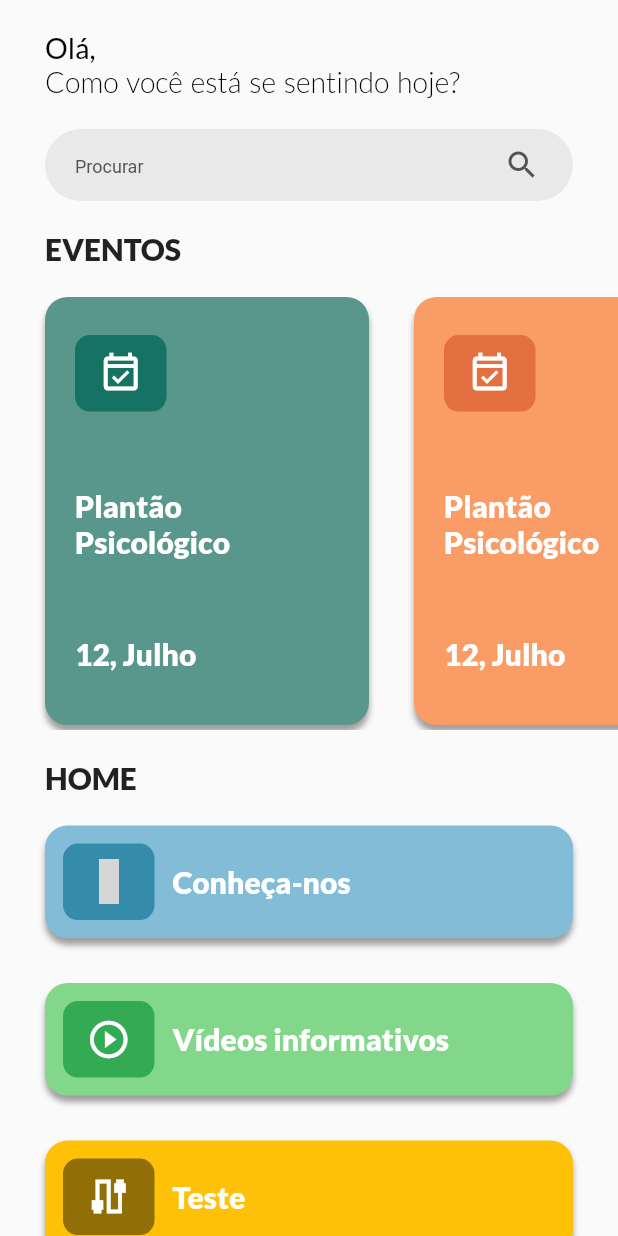
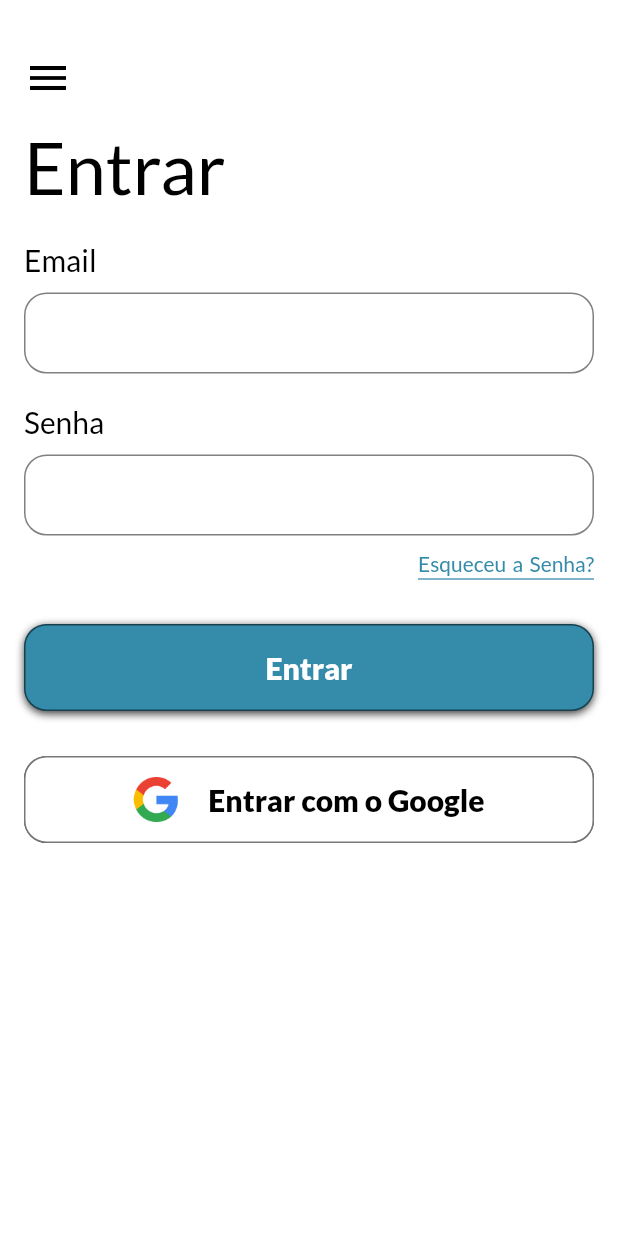
Before and after one commit to jpbrites/Nuceu-App, a Flutter app: the screen it shows after launch, on a phone screen of 412 x 824 dp. Run offline on Flutter 3.47's test engine with Material 2 defaults, Android fonts, the phone set to English and light mode, and no system bars; our stand-ins replace firebase_core, fluttericon, google_fonts; accounts and stored records are empty; grey boxes are pictures that could not be loaded.

Commit message:
interface de login criada

```diff
--- a/lib/main.dart
+++ b/lib/main.dart
@@ -1,6 +1,7 @@
 import 'package:firebase_core/firebase_core.dart';
 import 'package:flutter/material.dart';
 import 'package:nuceu/view/screens/home_screen.dart';
+import 'package:nuceu/view/screens/login_screen.dart';
 
 void main() async {
   WidgetsFlutterBinding.ensureInitialized();
@@ -20,13 +21,15 @@ class MyApp extends StatelessWidget {
   @override
   Widget build(BuildContext context) {
     return MaterialApp(
+      title: 'Nuceu - APP',
       debugShowCheckedModeBanner: false,
       theme: ThemeData(
         sliderTheme:
             SliderThemeData(overlayShape: SliderComponentShape.noOverlay),
       ),
       routes: {
-        '/': (context) => const HomeScreen(),
+        '/': (context) => const LoginScreen(),
+        '/home-screen': (context) => const HomeScreen(),
       },
     );
   }
--- a/lib/themes/themes.dart
+++ b/lib/themes/themes.dart
@@ -3,28 +3,38 @@ import 'package:google_fonts/google_fonts.dart';
 import 'package:flutter/material.dart';
 
 class Themes {
-  static TextStyle homeTitlBold = GoogleFonts.lato(
-    fontSize: 19,
+  static TextStyle latoRegular(double fontsize) {
+    return GoogleFonts.lato(
+      fontSize: fontsize,
       fontWeight: FontWeight.w500,
+      wordSpacing: 1.5,
       color: Colors.black,
     );
-  static TextStyle homeTitle = GoogleFonts.lato(
-    fontSize: 19,
+  }
+
+  static TextStyle latoLight(double fontsize) {
+    return GoogleFonts.lato(
+      fontSize: fontsize,
       fontWeight: FontWeight.w300,
       wordSpacing: 1.5,
       color: Colors.black,
     );
+  }
 
-  static TextStyle latoBold = GoogleFonts.lato(
+  static TextStyle latoExtraBold(double fontsize) {
+    return GoogleFonts.lato(
       fontWeight: FontWeight.w900,
-    fontSize: 20,
+      fontSize: fontsize,
     );
+  }
 
-  static TextStyle latoBoldWhite = GoogleFonts.lato(
+  static TextStyle latoBold(double fontsize) {
+    return GoogleFonts.lato(
       fontWeight: FontWeight.w800,
-    fontSize: 20,
-    color: Colors.white,
+      fontSize: fontsize,
     );
+  }
+
   static EdgeInsets paddingHome =
-      EdgeInsets.symmetric(horizontal: 30, vertical: 20);
+      const EdgeInsets.symmetric(horizontal: 30, vertical: 20);
 }
--- a/lib/view/screens/home_screen.dart
+++ b/lib/view/screens/home_screen.dart
@@ -1,9 +1,9 @@
 import 'package:flutter/material.dart';
 import 'package:fluttericon/elusive_icons.dart';
-import 'package:nuceu/view/widgets/cardhome.dart';
-import 'package:nuceu/view/widgets/pesquisa.dart';
+import 'package:nuceu/view/widgets/home_screen_widgets/cardhome.dart';
+import 'package:nuceu/view/widgets/home_screen_widgets/pesquisa.dart';
 import 'package:nuceu/themes/themes.dart';
-import 'package:nuceu/view/widgets/home_bottom_card.dart';
+import 'package:nuceu/view/widgets/home_screen_widgets/home_bottom_card.dart';
 
 class HomeScreen extends StatefulWidget {
   const HomeScreen({Key? key}) : super(key: key);
@@ -33,11 +33,11 @@ class _HomeScreenState extends State<HomeScreen> {
                 children: [
                   Text(
                     'Olá,',
-                    style: Themes.homeTitlBold,
+                    style: Themes.latoRegular(19),
                   ),
                   Text(
                     'Como você está se sentindo hoje?',
-                    style: Themes.homeTitle,
+                    style: Themes.latoLight(19),
                   ),
                 ],
               ),
@@ -47,7 +47,7 @@ class _HomeScreenState extends State<HomeScreen> {
               padding: Themes.paddingHome,
               child: Text(
                 'EVENTOS',
-                style: Themes.latoBold,
+                style: Themes.latoExtraBold(20),
               ),
             ),
             Container(
@@ -81,7 +81,7 @@ class _HomeScreenState extends State<HomeScreen> {
               padding: Themes.paddingHome,
               child: Text(
                 'HOME',
-                style: Themes.latoBold,
+                style: Themes.latoExtraBold(20),
               ),
             ),
             HomeBottomCard(
--- /dev/null
+++ b/lib/view/screens/login_screen.dart
@@ -0,0 +1,130 @@
+import 'package:flutter/material.dart';
+import 'package:nuceu/themes/themes.dart';
+import 'package:nuceu/view/widgets/Login_screen_widgets/login_colored_button.dart';
+import 'package:nuceu/view/widgets/Login_screen_widgets/login_textfield.dart';
+
+class LoginScreen extends StatefulWidget {
+  const LoginScreen({Key? key}) : super(key: key);
+
+  @override
+  State<LoginScreen> createState() => _LoginScreenState();
+}
+
+class _LoginScreenState extends State<LoginScreen> {
+  final emailController = TextEditingController();
+  final passwordController = TextEditingController();
+
+  @override
+  Widget build(BuildContext context) {
+    return Scaffold(
+      backgroundColor: Colors.white,
+      resizeToAvoidBottomInset: false,
+      body: Padding(
+        padding: const EdgeInsets.all(16.0),
+        child: Column(
+          crossAxisAlignment: CrossAxisAlignment.start,
+          children: [
+            const SizedBox(
+              height: 20,
+            ),
+            IconButton(
+              iconSize: 32,
+              padding: EdgeInsets.zero,
+              constraints: const BoxConstraints(),
+              splashRadius: 20,
+              onPressed: () {},
+              icon: const Icon(
+                Icons.menu,
+                color: Colors.black,
+              ),
+            ),
+            const SizedBox(
+              height: 15,
+            ),
+            Text(
+              'Entrar',
+              style: Themes.latoRegular(48),
+            ),
+            const SizedBox(
+              height: 20,
+            ),
+            Padding(
+              padding: const EdgeInsets.only(bottom: 10),
+              child: Text(
+                'Email',
+                style: Themes.latoRegular(20),
+              ),
+            ),
+            LoginTextField(
+              keyboardType: TextInputType.emailAddress,
+              textController: emailController,
+              obscureText: false,
+              validator: (_) {
+                return null;
+              },
+            ),
+            const SizedBox(
+              height: 20,
+            ),
+            Padding(
+              padding: const EdgeInsets.only(bottom: 10),
+              child: Text(
+                'Senha',
+                style: Themes.latoRegular(20),
+              ),
+            ),
+            LoginTextField(
+              keyboardType: TextInputType.text,
+              textController: passwordController,
+              obscureText: true,
+              validator: (_) {
+                return null;
+              },
+            ),
+            Padding(
+              padding: const EdgeInsets.only(top: 14),
+              child: SizedBox(
+                width: double.infinity,
+                child: Text(
+                  'Esqueceu a Senha?',
+                  textAlign: TextAlign.end,
+                  style: Themes.latoRegular(14).copyWith(
+                    shadows: const [
+                      Shadow(color: Color(0xFF348BAA), offset: Offset(0, -4))
+                    ],
+                    decorationColor: const Color(0xFF348BAA),
+                    decoration: TextDecoration.underline,
+                    color: Colors.transparent,
+                  ),
+                ),
+              ),
+            ),
+            const SizedBox(
+              height: 28,
+            ),
+            LoginColoredButon(
+              onTap: () {},
+              color: const Color(0xFF348BAA),
+              label: 'Entrar',
+              textColor: Colors.white,
+              google: false,
+            ),
+            const SizedBox(
+              height: 30,
+            ),
+            LoginColoredButon(
+              onTap: () {},
+              color: Colors.white,
+              label: 'Entrar com o Google',
+              textColor: Colors.black,
+              google: true,
+            ),
+            const SizedBox(
+              height: 30,
+            ),
+          ],
+        ),
+      ),
+    );
+  }
+}
--- /dev/null
+++ b/lib/view/widgets/Login_screen_widgets/login_colored_button.dart
@@ -0,0 +1,65 @@
+import 'package:flutter/material.dart';
+import 'package:nuceu/themes/themes.dart';
+
+class LoginColoredButon extends StatelessWidget {
+  const LoginColoredButon({
+    Key? key,
+    required this.onTap,
+    required this.color,
+    required this.label,
+    this.width = double.infinity,
+    required this.textColor,
+    required this.google,
+  }) : super(key: key);
+
+  final void Function() onTap;
+  final Color color;
+  final String label;
+  final double width;
+  final Color textColor;
+  final bool google;
+
+  @override
+  Widget build(BuildContext context) {
+    return InkWell(
+      onTap: onTap,
+      child: Container(
+        width: width,
+        height: 58,
+        decoration: BoxDecoration(
+          border: Border.all(color: Colors.black.withOpacity(0.53)),
+          color: color,
+          borderRadius: BorderRadius.circular(15),
+          boxShadow: [
+            !google
+                ? BoxShadow(
+                    color: Colors.black.withOpacity(0.75),
+                    blurRadius: 4,
+                    offset: const Offset(0, 1.5),
+                  )
+                : const BoxShadow(),
+          ],
+        ),
+        child: Center(
+          child: Row(
+            mainAxisAlignment: MainAxisAlignment.center,
+            children: [
+              if (google)
+                Padding(
+                  padding: const EdgeInsets.only(right: 20),
+                  child: Image.asset(
+                    'imagens/google.png',
+                    height: 30,
+                  ),
+                ),
+              Text(
+                label,
+                style: Themes.latoBold(20).copyWith(color: textColor),
+              ),
+            ],
+          ),
+        ),
+      ),
+    );
+  }
+}
--- /dev/null
+++ b/lib/view/widgets/Login_screen_widgets/login_textfield.dart
@@ -0,0 +1,61 @@
+import 'package:flutter/material.dart';
+import 'package:google_fonts/google_fonts.dart';
+import 'package:nuceu/themes/themes.dart';
+
+class LoginTextField extends StatefulWidget {
+  const LoginTextField(
+      {Key? key,
+      required this.textController,
+      required this.obscureText,
+      this.validator,
+      required this.keyboardType})
+      : super(key: key);
+  final TextEditingController textController;
+  final bool obscureText;
+  final String? Function(String?)? validator;
+  final TextInputType keyboardType;
+
+  @override
+  State<LoginTextField> createState() => _LoginTextFieldState();
+}
+
+class _LoginTextFieldState extends State<LoginTextField> {
+  @override
+  Widget build(BuildContext context) {
+    return SizedBox(
+      width: MediaQuery.of(context).size.width,
+      child: TextFormField(
+        controller: widget.textController,
+        obscureText: widget.obscureText,
+        validator: widget.validator,
+        keyboardType: widget.keyboardType,
+        style: Themes.latoRegular(20),
+        decoration: InputDecoration(
+          isDense: true,
+          contentPadding:
+              const EdgeInsets.symmetric(horizontal: 20, vertical: 15),
+          filled: true,
+          fillColor: Colors.white,
+          border: OutlineInputBorder(
+            borderRadius: BorderRadius.circular(15),
+            borderSide: const BorderSide(
+              color: Color.fromARGB(127, 0, 0, 0),
+            ),
+          ),
+          enabledBorder: OutlineInputBorder(
+            borderRadius: BorderRadius.circular(15),
+            borderSide: const BorderSide(
+              color: Color.fromARGB(127, 0, 0, 0),
+            ),
+          ),
+          focusedBorder: OutlineInputBorder(
+            borderRadius: BorderRadius.circular(15),
+            borderSide: const BorderSide(
+              color: Color.fromARGB(127, 0, 0, 0),
+            ),
+          ),
+        ),
+      ),
+    );
+  }
+}
--- a/lib/view/widgets/cardhome.dart
+++ b/lib/view/widgets/home_screen_widgets/cardhome.dart
@@ -65,13 +65,13 @@ class CardHome extends StatelessWidget {
                 ),
                 Text(
                   textoCard,
-                  style: Themes.latoBoldWhite,
+                  style: Themes.latoBold(20).copyWith(color: Colors.white),
                 ),
                 Padding(
                   padding: const EdgeInsets.only(bottom: 10),
                   child: Text(
                     dataTextoCard,
-                    style: Themes.latoBoldWhite,
+                    style: Themes.latoBold(20).copyWith(color: Colors.white),
                   ),
                 ),
               ],
--- a/lib/view/widgets/home_bottom_card.dart
+++ b/lib/view/widgets/home_screen_widgets/home_bottom_card.dart
@@ -27,7 +27,7 @@ class HomeBottomCard extends StatelessWidget {
           decoration: BoxDecoration(
             borderRadius: BorderRadius.circular(15),
             color: colorCard,
-            boxShadow: [
+            boxShadow: const [
               BoxShadow(
                   offset: Offset(0, 4),
                   spreadRadius: 0,
@@ -57,7 +57,7 @@ class HomeBottomCard extends StatelessWidget {
               ),
               Text(
                 title,
-                style: Themes.latoBoldWhite,
+                style: Themes.latoBold(20).copyWith(color: Colors.white),
               )
             ],
           ),
--- a/lib/view/widgets/pesquisa.dart
+++ b/lib/view/widgets/home_screen_widgets/pesquisa.dart
@@ -13,13 +13,13 @@ class Pesquisa extends StatelessWidget {
         child: TextField(
           controller: TextEditingController(),
           decoration: InputDecoration(
-            contentPadding: EdgeInsets.symmetric(horizontal: 20),
+            contentPadding: const EdgeInsets.symmetric(horizontal: 20),
             filled: true,
-            fillColor: Color.fromARGB(80, 195, 195, 195),
+            fillColor: const Color.fromARGB(80, 195, 195, 195),
             hintText: 'Procurar',
             hintStyle: GoogleFonts.robotoFlex(
               fontSize: 12,
-              color: Color(0xFF535353),
+              color: const Color(0xFF535353),
             ),
             suffixIcon: const Padding(
               padding: EdgeInsets.only(right: 20),
```
Also changed, not shown: imagens/google.png (added), 1 other file. Lines whose indentation alone changed are shown as unchanged.
